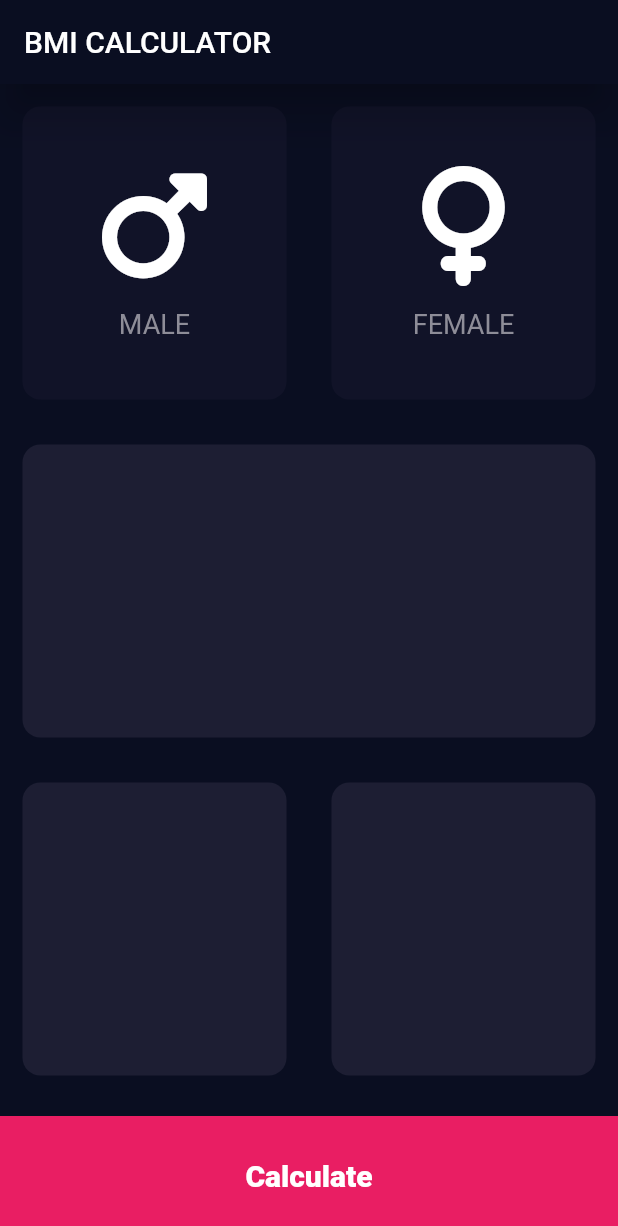
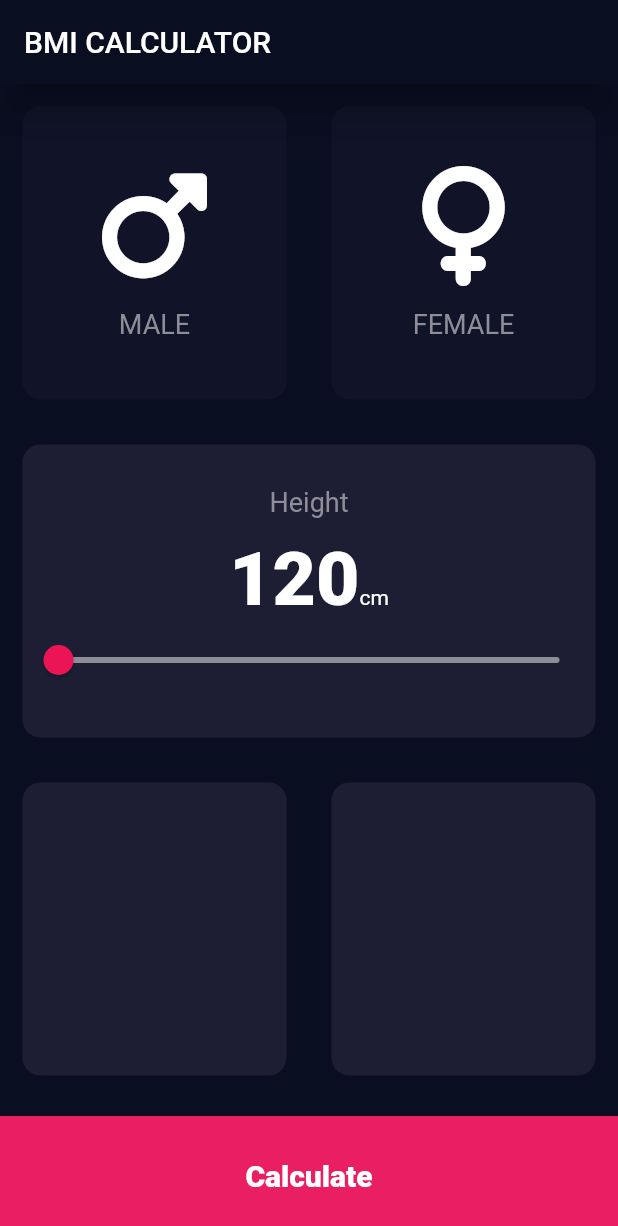
Before and after one commit to bunnyBites/bmi-calculator-flutter, a Flutter app: the screen it shows after launch, on a phone screen of 412 x 824 dp. Shown: the top 1226 px of the screen. Run offline on Flutter 3.47's test engine with Material 2 defaults, Android fonts, the phone set to English and light mode, and no system bars; our stand-ins replace font_awesome_flutter.

Commit message:
1. add slider content 2. moved constants to shared file

```diff
--- /dev/null
+++ b/lib/constants.dart
@@ -0,0 +1,19 @@
+import 'package:flutter/material.dart';
+
+const Color kActiveBoxBgColor = Color(0xFF1D1E33);
+const Color kInActiveBoxBgColor = Color(0xFF111328);
+const Color kSliderActiveColor = Color(0xFFEB1555);
+const Color kSliderInActiveColor = Color(0xFF8D8E98);
+
+const double kSliderMinValue = 120.0;
+const double kSliderMaxValue = 220.0;
+
+const kLabelStyle = TextStyle(
+  fontSize: 18.0,
+  color: Color(0xFF8E8D98),
+);
+
+const kContentValueStyle = TextStyle(
+  fontWeight: FontWeight.w900,
+  fontSize: 50.0,
+);
--- a/lib/info_content.dart
+++ b/lib/info_content.dart
@@ -1,5 +1,5 @@
 import 'package:flutter/material.dart';
-
+import 'constants.dart';
 
 class InfoContent extends StatelessWidget {
   IconData? icon;
@@ -26,10 +26,7 @@ class InfoContent extends StatelessWidget {
         const SizedBox(height: 15.0),
         Text(
           gender,
-          style: const TextStyle(
-            fontSize: 18.0,
-            color: Color(0xFF8E8D98),
-          ),
+          style: kLabelStyle,
         )
       ],
     );
--- a/lib/input_page.dart
+++ b/lib/input_page.dart
@@ -1,10 +1,8 @@
 import 'package:flutter/material.dart';
 import 'package:font_awesome_flutter/font_awesome_flutter.dart';
+import 'constants.dart';
 import 'info_container.dart';
 import 'info_content.dart';
-
-const Color activeBoxBgColor = Color(0xFF1D1E33);
-const Color inactiveBoxBgColor = Color(0xFF111328);
 
 enum Gender {
   male,
@@ -21,6 +19,7 @@ class InputPage extends StatefulWidget {
 
 class _InputPageState extends State<InputPage> {
   Gender selectedGender = Gender.none;
+  int height = 120;
 
   @override
   Widget build(BuildContext context) {
@@ -31,47 +30,11 @@ class _InputPageState extends State<InputPage> {
       body: SafeArea(
         child: (Column(
           children: [
-            Expanded(
-              child: Row(
-                children: [
-                  InfoContainer(
-                    onTapButton: () {
-                      setState(() {
-                        selectedGender = Gender.male;
-                      });
-                    },
-                    userCardColor: (selectedGender == Gender.male
-                        ? activeBoxBgColor
-                        : inactiveBoxBgColor),
-                    userCardBody: InfoContent(
-                        userIcon: FontAwesomeIcons.mars, userGender: "MALE"),
-                  ),
-                  InfoContainer(
-                    onTapButton: () {
-                      setState(() {
-                        selectedGender = Gender.female;
-                      });
-                    },
-                    userCardColor: (selectedGender == Gender.female
-                        ? activeBoxBgColor
-                        : inactiveBoxBgColor),
-                    userCardBody: InfoContent(
-                      userIcon: FontAwesomeIcons.venus,
-                      userGender: "FEMALE",
-                    ),
-                  ),
-                ],
-              ),
-            ),
-            InfoContainer(userCardColor: activeBoxBgColor),
-            Expanded(
-              child: Row(
-                children: [
-                  InfoContainer(userCardColor: activeBoxBgColor),
-                  InfoContainer(userCardColor: activeBoxBgColor),
-                ],
-              ),
-            ),
+            genderSelector(),
+            heightSlider(),
+            bodyParamsSelector(),
+
+            // calculate button
             Container(
               height: 80.0,
               color: Colors.pink,
@@ -88,4 +51,90 @@ class _InputPageState extends State<InputPage> {
       ),
     );
   }
+
+  InfoContainer heightSlider() => InfoContainer(
+        userCardColor: kActiveBoxBgColor,
+        userCardBody: Column(
+          crossAxisAlignment: CrossAxisAlignment.stretch,
+          mainAxisAlignment: MainAxisAlignment.center,
+          children: [
+            const Text(
+              "Height",
+              style: kLabelStyle,
+              textAlign: TextAlign.center,
+            ),
+            const SizedBox(height: 12.0),
+            Row(
+              mainAxisAlignment: MainAxisAlignment.center,
+              crossAxisAlignment: CrossAxisAlignment.baseline,
+              textBaseline: TextBaseline.alphabetic,
+              children: [
+                Text(
+                  height.toString(),
+                  style: kContentValueStyle,
+                ),
+                const Text("cm")
+              ],
+            ),
+            Slider(
+              value: height.toDouble(),
+              onChanged: (double selectedHeight) {
+                setState(() {
+                  height = selectedHeight.round();
+                });
+              },
+              min: kSliderMinValue,
+              max: kSliderMaxValue,
+              activeColor: kSliderActiveColor,
+              inactiveColor: kSliderInActiveColor,
+            )
+          ],
+        ),
+      );
+
+  Expanded bodyParamsSelector() {
+    return Expanded(
+      child: Row(
+        children: [
+          InfoContainer(userCardColor: kActiveBoxBgColor),
+          InfoContainer(userCardColor: kActiveBoxBgColor),
+        ],
+      ),
+    );
+  }
+
+  Expanded genderSelector() {
+    return Expanded(
+      child: Row(
+        children: [
+          InfoContainer(
+            onTapButton: () {
+              setState(() {
+                selectedGender = Gender.male;
+              });
+            },
+            userCardColor: (selectedGender == Gender.male
+                ? kActiveBoxBgColor
+                : kInActiveBoxBgColor),
+            userCardBody: InfoContent(
+                userIcon: FontAwesomeIcons.mars, userGender: "MALE"),
+          ),
+          InfoContainer(
+            onTapButton: () {
+              setState(() {
+                selectedGender = Gender.female;
+              });
+            },
+            userCardColor: (selectedGender == Gender.female
+                ? kActiveBoxBgColor
+                : kInActiveBoxBgColor),
+            userCardBody: InfoContent(
+              userIcon: FontAwesomeIcons.venus,
+              userGender: "FEMALE",
+            ),
+          ),
+        ],
+      ),
+    );
+  }
 }
```
